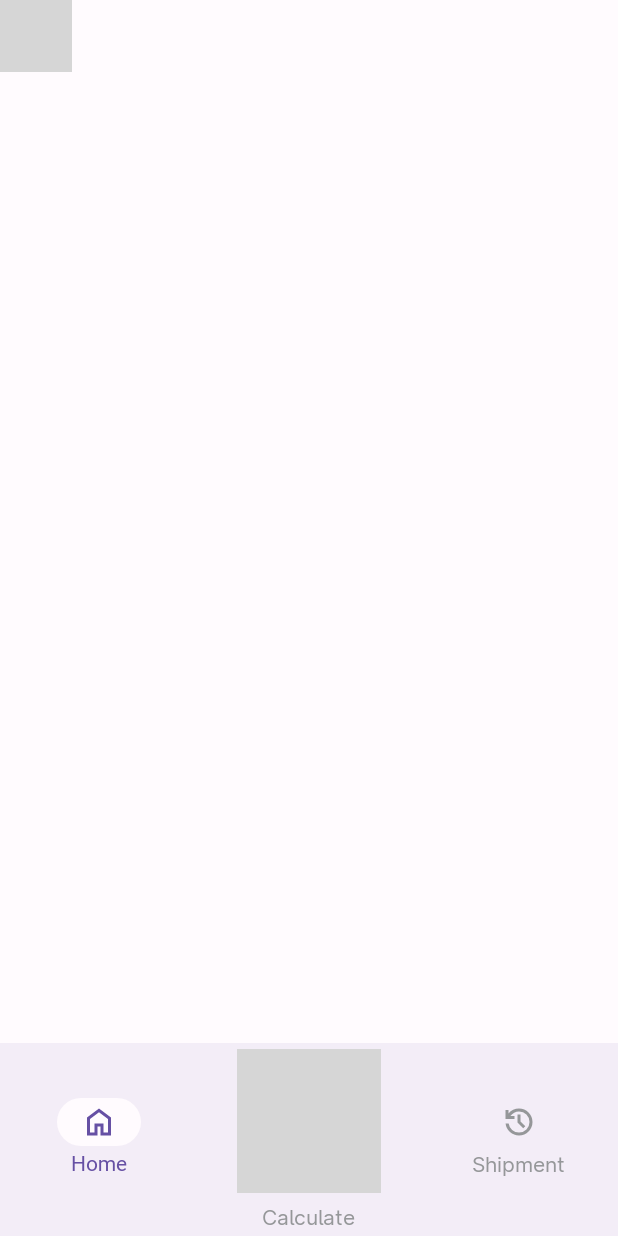
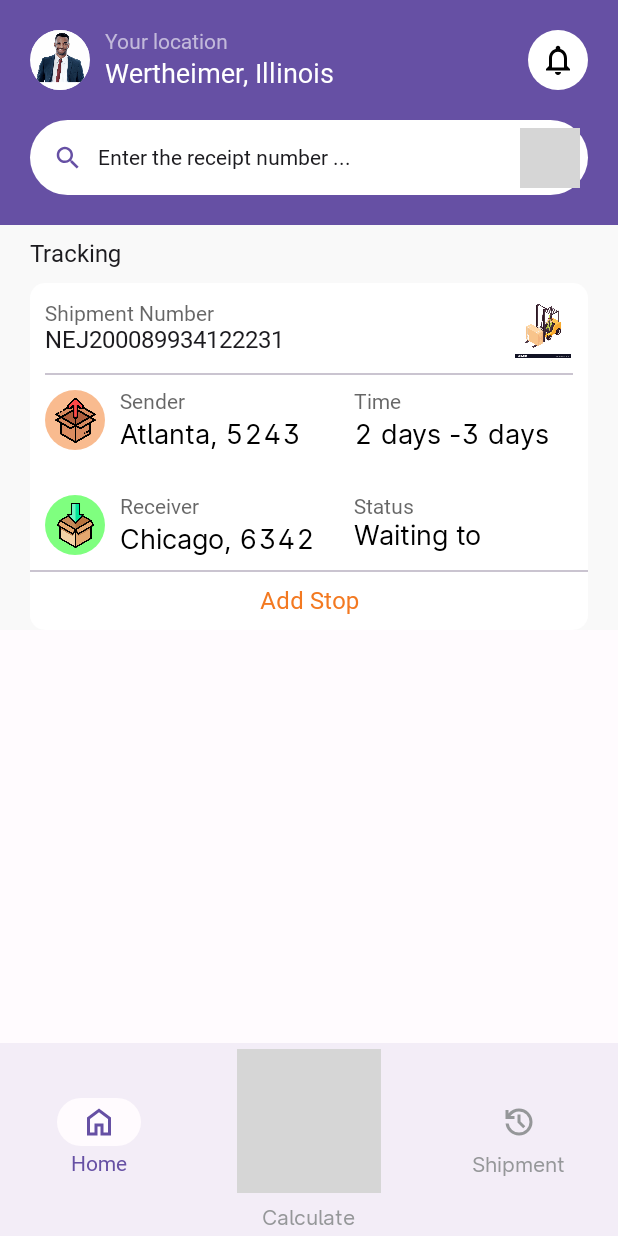
Before and after one commit to timkwali/Move_mate, an Android app built with Jetpack Compose: the screen it shows after launch (MainActivity), on a phone screen of 412 x 824 dp. Run offline under Robolectric (Android 15) with nearby library versions, the phone set to English and light mode, and no system bars; Roboto replaces fonts that are not available here; grey boxes are pictures that could not be loaded.

Commit message:
add trakcing item

```diff
--- a/app/src/main/java/com/timkwali/shipmentapp/ui/features/home/HomeScreen.kt
+++ b/app/src/main/java/com/timkwali/shipmentapp/ui/features/home/HomeScreen.kt
@@ -1,13 +1,23 @@
 package com.timkwali.shipmentapp.ui.features.home
 
+import androidx.compose.foundation.background
 import androidx.compose.foundation.layout.Column
-import androidx.compose.material3.Text
+import androidx.compose.foundation.layout.Spacer
+import androidx.compose.foundation.layout.height
+import androidx.compose.foundation.layout.padding
 import androidx.compose.runtime.Composable
 import androidx.compose.ui.Modifier
+import androidx.compose.ui.unit.dp
+import com.timkwali.shipmentapp.ui.theme.screenBackground
 
 @Composable
 fun HomeScreen(modifier: Modifier = Modifier) {
-    Column(modifier = modifier) {
-        TopSection()
+    Column(
+        modifier = modifier
+            .background(color = screenBackground)
+    ) {
+        TopSection(onSearchClick = {})
+        Spacer(modifier = Modifier.height(10.dp))
+        TrackingSection(modifier = Modifier.padding(horizontal = 20.dp))
     }
 }
--- a/app/src/main/java/com/timkwali/shipmentapp/ui/features/home/TopSection.kt
+++ b/app/src/main/java/com/timkwali/shipmentapp/ui/features/home/TopSection.kt
@@ -92,7 +92,7 @@ fun TopSection(
             verticalAlignment = Alignment.CenterVertically,
         ) {
             Spacer(modifier = Modifier.width(15.dp))
-            Icon(imageVector = Icons.Outlined.Search, tint = MaterialTheme.colorScheme.primary, contentDescription = "search icon")
+            Icon(imageVector = Icons.Outlined.Search, tint = MaterialTheme.colorScheme.primary, contentDescription = "search icon", modifier = Modifier.size(20.dp))
             Text(
                 text = "Enter the receipt number ...",
                 modifier = Modifier
--- /dev/null
+++ b/app/src/main/java/com/timkwali/shipmentapp/ui/features/home/TrackingItem.kt
@@ -0,0 +1,81 @@
+package com.timkwali.shipmentapp.ui.features.home
+
+import androidx.compose.foundation.Image
+import androidx.compose.foundation.background
+import androidx.compose.foundation.layout.Arrangement
+import androidx.compose.foundation.layout.Box
+import androidx.compose.foundation.layout.Column
+import androidx.compose.foundation.layout.Row
+import androidx.compose.foundation.layout.Spacer
+import androidx.compose.foundation.layout.height
+import androidx.compose.foundation.layout.size
+import androidx.compose.foundation.layout.width
+import androidx.compose.foundation.shape.CircleShape
+import androidx.compose.material3.Icon
+import androidx.compose.material3.MaterialTheme
+import androidx.compose.material3.Text
+import androidx.compose.runtime.Composable
+import androidx.compose.ui.Alignment
+import androidx.compose.ui.Modifier
+import androidx.compose.ui.draw.clip
+import androidx.compose.ui.draw.rotate
+import androidx.compose.ui.graphics.Color
+import androidx.compose.ui.res.painterResource
+import androidx.compose.ui.text.font.FontWeight
+import androidx.compose.ui.tooling.preview.Preview
+import androidx.compose.ui.unit.dp
+import androidx.compose.ui.unit.sp
+import com.timkwali.shipmentapp.R
+import com.timkwali.shipmentapp.ui.theme.orange
+
+@Composable
+fun TrackingItem(
+    modifier: Modifier = Modifier,
+    trackingType: TrackingType,
+    address: String,
+    duration: String
+) {
+    val color = if(trackingType == TrackingType.SENDER) orange.copy(alpha = 0.5f) else Color.Green.copy(alpha = 0.5f)
+    val type = if(trackingType == TrackingType.SENDER) "Sender" else "Receiver"
+    val detail = if(trackingType == TrackingType.SENDER) "Time" else "Status"
+    val box = if(trackingType == TrackingType.SENDER) R.drawable.up_arrow_box else R.drawable.down_arrow_box
+
+    Row(modifier = modifier) {
+        Box(modifier = Modifier
+            .background(color, shape = CircleShape)
+            .size(40.dp)
+            .clip(CircleShape),
+            contentAlignment = Alignment.Center
+        ) {
+            Image(painter = painterResource(id = box), contentDescription = "flip icon", modifier = Modifier.size(30.dp))
+        }
+        Spacer(modifier = Modifier.width(10.dp))
+        Column(verticalArrangement = Arrangement.SpaceBetween, modifier = Modifier
+            .height(40.dp)
+            .weight(1f)) {
+            Text(text = type, style = MaterialTheme.typography.labelSmall.copy(color = Color.Black.copy(alpha = 0.6f), fontSize = 14.sp))
+            Text(text = address, style = MaterialTheme.typography.labelSmall.copy(color = Color.Black, fontSize = 18.sp, fontWeight = FontWeight.W500))
+        }
+        Spacer(modifier = Modifier.width(10.dp))
+        Column(verticalArrangement = Arrangement.SpaceBetween, modifier = Modifier
+            .height(40.dp)
+            .weight(1f)) {
+            Text(text = detail, style = MaterialTheme.typography.labelSmall.copy(color = Color.Black.copy(alpha = 0.6f), fontSize = 14.sp))
+            Text(text = duration, style = MaterialTheme.typography.labelSmall.copy(color = Color.Black, fontSize = 18.sp, fontWeight = FontWeight.W500))
+        }
+    }
+}
+
+@Composable
+@Preview
+fun TrackingItemPreview() {
+    TrackingItem(
+        trackingType = TrackingType.RECEIVER,
+        address = "Atlanta, 2434",
+        duration = "2 days -3 days"
+    )
+}
+
+enum class TrackingType {
+    SENDER, RECEIVER
+}
--- /dev/null
+++ b/app/src/main/java/com/timkwali/shipmentapp/ui/features/home/TrackingSection.kt
@@ -0,0 +1,102 @@
+package com.timkwali.shipmentapp.ui.features.home
+
+import androidx.compose.foundation.Image
+import androidx.compose.foundation.background
+import androidx.compose.foundation.layout.Column
+import androidx.compose.foundation.layout.Row
+import androidx.compose.foundation.layout.Spacer
+import androidx.compose.foundation.layout.fillMaxWidth
+import androidx.compose.foundation.layout.height
+import androidx.compose.foundation.layout.padding
+import androidx.compose.foundation.layout.size
+import androidx.compose.foundation.lazy.LazyColumn
+import androidx.compose.foundation.shape.RoundedCornerShape
+import androidx.compose.material3.Divider
+import androidx.compose.material3.Icon
+import androidx.compose.material3.MaterialTheme
+import androidx.compose.material3.Text
+import androidx.compose.runtime.Composable
+import androidx.compose.ui.Alignment
+import androidx.compose.ui.Modifier
+import androidx.compose.ui.draw.clip
+import androidx.compose.ui.graphics.Color
+import androidx.compose.ui.res.painterResource
+import androidx.compose.ui.text.font.FontWeight
+import androidx.compose.ui.text.style.TextAlign
+import androidx.compose.ui.tooling.preview.Preview
+import androidx.compose.ui.unit.dp
+import androidx.compose.ui.unit.sp
+import com.timkwali.shipmentapp.R
+import com.timkwali.shipmentapp.ui.theme.grey
+import com.timkwali.shipmentapp.ui.theme.orange
+
+@Composable
+fun TrackingSection(modifier: Modifier = Modifier) {
+    Column(
+        modifier = modifier
+    ) {
+        Text(text = "Tracking", style = MaterialTheme.typography.bodyLarge.copy(fontWeight = FontWeight.Bold))
+        Spacer(modifier = Modifier.height(10.dp))
+        Column(
+            Modifier
+                .fillMaxWidth()
+                .background(color = Color.White, shape = RoundedCornerShape(10.dp))
+                .clip(RoundedCornerShape(10.dp))
+        ) {
+            Spacer(modifier = Modifier.height(10.dp))
+            Row(
+                modifier = Modifier.padding(horizontal = 10.dp),
+                verticalAlignment = Alignment.CenterVertically
+            ) {
+                Column(modifier = Modifier.weight(1f)) {
+                    Text(text = "Shipment Number", style = MaterialTheme.typography.labelSmall.copy(color = Color.Black.copy(alpha = 0.6f), fontSize = 14.sp))
+                    Text(text = "NEJ200089934122231", style = MaterialTheme.typography.bodyLarge.copy(fontWeight = FontWeight.Bold))
+                }
+                Image(painter = painterResource(id = R.drawable.fork_lift), contentDescription = "fork lift icon", modifier = Modifier.size(40.dp))
+            }
+            Spacer(modifier = Modifier.height(10.dp))
+            Divider(
+                Modifier
+                    .padding(horizontal = 10.dp)
+                    .height(1.dp)
+                    .background(grey)
+                    .fillMaxWidth()
+            )
+            Spacer(modifier = Modifier.height(10.dp))
+            TrackingItem(
+                modifier = Modifier
+                .padding(horizontal = 10.dp),
+                trackingType = TrackingType.SENDER,
+                address = "Atlanta, 5243",
+                duration = "2 days -3 days"
+            )
+            Spacer(modifier = Modifier.height(30.dp))
+            TrackingItem(modifier = Modifier
+                .padding(horizontal = 10.dp),
+                trackingType = TrackingType.RECEIVER,
+                address = "Chicago, 6342",
+                duration = "Waiting to collect"
+            )
+            Spacer(modifier = Modifier.height(10.dp))
+            Divider(
+                Modifier
+                    .height(1.dp)
+                    .background(grey)
+                    .fillMaxWidth()
+            )
+            Spacer(modifier = Modifier.height(10.dp))
+            Text(text = "Add Stop",
+                modifier = Modifier.fillMaxWidth(),
+                textAlign = TextAlign.Center,
+                style = MaterialTheme.typography.bodyLarge.copy(color = orange, fontWeight = FontWeight.Bold)
+            )
+            Spacer(modifier = Modifier.height(10.dp))
+        }
+    }
+}
+
+@Composable
+@Preview
+fun TrackingSectionPreview() {
+    TrackingSection()
+}
--- a/app/src/main/java/com/timkwali/shipmentapp/ui/theme/Color.kt
+++ b/app/src/main/java/com/timkwali/shipmentapp/ui/theme/Color.kt
@@ -13,3 +13,4 @@ val Pink40 = Color(0xFF7D5260)
 val grey = Color(0xFF959799)
 val transparent = Color(0x00A51B1B)
 val orange = Color(0xFFF37921)
+val screenBackground = Color(0xFFF9F9F9)
```
Also changed, not shown: app/src/main/res/drawable/down_arrow_box.png (added), app/src/main/res/drawable/fork_lift.jpg (added), app/src/main/res/drawable/up_arrow_box.png (added).
